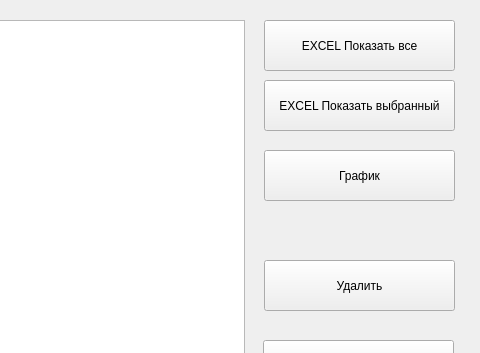
SergeyPesterevD-TEST/Abest2, file sqlfilter.ui: the form before one commit; both pictures show x 886 to 1366 and y 0 to 353 of the 1366 by 768 pixel window.
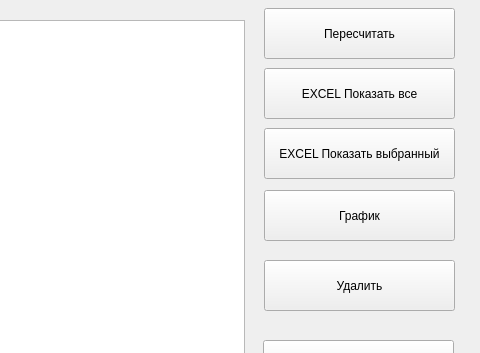
The form after the commit.

Patch:
```diff
--- a/sqlfilter.ui
+++ b/sqlfilter.ui
@@ -17,7 +17,7 @@
    <property name="geometry">
     <rect>
      <x>1150</x>
-     <y>20</y>
+     <y>68</y>
      <width>191</width>
      <height>51</height>
     </rect>
@@ -67,7 +67,7 @@
    <property name="geometry">
     <rect>
      <x>1150</x>
-     <y>80</y>
+     <y>128</y>
      <width>191</width>
      <height>51</height>
     </rect>
@@ -214,7 +214,7 @@
    <property name="geometry">
     <rect>
      <x>1150</x>
-     <y>150</y>
+     <y>190</y>
      <width>191</width>
      <height>51</height>
     </rect>
@@ -223,6 +223,19 @@
     <string>График</string>
    </property>
   </widget>
+  <widget class="QPushButton" name="pushButton_6">
+   <property name="geometry">
+    <rect>
+     <x>1150</x>
+     <y>8</y>
+     <width>191</width>
+     <height>51</height>
+    </rect>
+   </property>
+   <property name="text">
+    <string>Пересчитать</string>
+   </property>
+  </widget>
  </widget>
  <resources/>
  <connections/>
```
